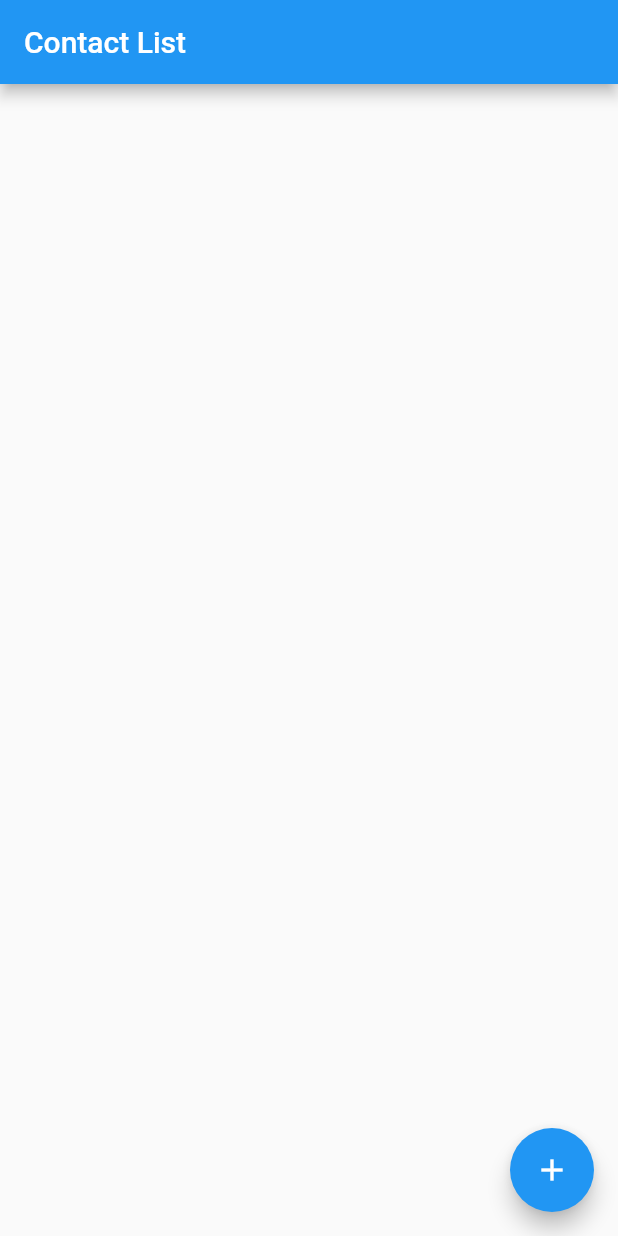
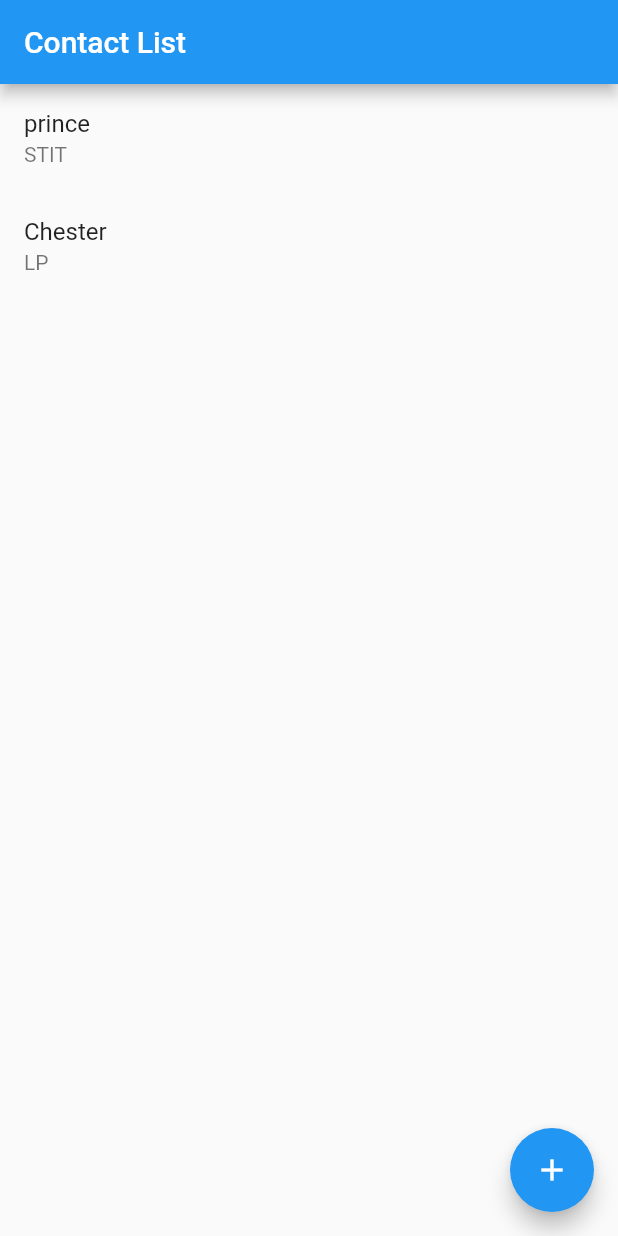
Before and after one commit to mprince2k18/flutter-ai-visiting-card, a Flutter app: the screen it shows after launch, on a phone screen of 412 x 824 dp. Run offline on Flutter 3.47's test engine with Material 2 defaults, Android fonts, the phone set to English and light mode, and no system bars.

```diff
--- /dev/null
+++ b/lib/db/dbSqlLiteHelper.dart
@@ -0,0 +1,27 @@
+import 'package:visiting_card/models/contact_model.dart';
+
+class dbSqlLiteHelper{
+  static void addContact(ContactModel contactModel){
+    // add to db
+ }
+
+ //get all data
+ static List<ContactModel> getAllContacts(){
+    return <ContactModel>[
+      ContactModel(contactName: "prince",
+                   companyName: "STIT",
+                   mobileNumber: "4455454",
+                   emailAddress: "prince@mail.com",
+                   webSite: "prince.com",
+                   streetAddress: "Dhaka, Bangladesh"),
+
+      ContactModel(contactName: "Chester",
+                   companyName: "LP",
+                   mobileNumber: "0455454",
+                   emailAddress: "chester@mail.com",
+                   webSite: "chester.com",
+                   streetAddress: "LA, USA"),
+    ];
+ }
+
+}
--- a/lib/pages/add_new_contact.dart
+++ b/lib/pages/add_new_contact.dart
@@ -2,6 +2,7 @@ import 'package:flutter/cupertino.dart';
 import 'package:flutter/material.dart';
 import 'package:visiting_card/helpers/validation_error_message.dart';
 import 'package:visiting_card/models/contact_model.dart';
+import 'package:visiting_card/providers/contact_provider.dart';
 
 class AddNewContact extends StatefulWidget {
   static final String routeName = '/add_new_contact';
@@ -163,6 +164,10 @@ class _AddNewContactState extends State<AddNewContact> {
           emailAddress: _contactEmailController.text,
           webSite: _contactWebsiteController.text,
           streetAddress: _contactAddressController.text);
+
+      final provider = contactProvider();
+      provider.addContact(contact);
+      Navigator.pop(context);
     }
   }
 }
--- a/lib/pages/contact_list.dart
+++ b/lib/pages/contact_list.dart
@@ -1,5 +1,6 @@
 import 'package:flutter/material.dart';
 import 'package:visiting_card/pages/add_new_contact.dart';
+import 'package:visiting_card/providers/contact_provider.dart';
 
 class ContactList extends StatefulWidget {
   static final String routeName = '/';
@@ -9,11 +10,24 @@ class ContactList extends StatefulWidget {
 }
 
 class _ContactListState extends State<ContactList> {
+
+  final provider = contactProvider();
   @override
   Widget build(BuildContext context) {
+    provider.getAllContacts();
     return Scaffold(
       appBar: AppBar(
         title: Text('Contact List')
+      ),
+      body: ListView.builder(
+          itemCount: provider.contacts.length,
+          itemBuilder: (context, index){
+            final contact = provider.contacts[index];
+            return ListTile(
+              title: Text(contact.contactName),
+              subtitle: Text(contact.companyName),
+            );
+          },
       ),
       floatingActionButton: FloatingActionButton(
         onPressed: () => Navigator.pushNamed(context, AddNewContact.routeName),
--- /dev/null
+++ b/lib/providers/contact_provider.dart
@@ -0,0 +1,21 @@
+import 'package:flutter/foundation.dart';
+import 'package:visiting_card/db/dbSqlLiteHelper.dart';
+import 'package:visiting_card/models/contact_model.dart';
+
+class contactProvider with ChangeNotifier{
+
+  List <ContactModel> _contactList = [];
+
+  List <ContactModel> get contacts => _contactList; // getter method
+
+  void addContact(ContactModel contactModel){
+    dbSqlLiteHelper.addContact(contactModel);
+  }
+
+  void getAllContacts(){
+    _contactList = dbSqlLiteHelper.getAllContacts();
+    notifyListeners();
+  }
+
+
+}
--- a/pubspec.yaml
+++ b/pubspec.yaml
@@ -28,6 +28,7 @@ dependencies:
   # The following adds the Cupertino Icons font to your application.
   # Use with the CupertinoIcons class for iOS style icons.
   cupertino_icons: ^1.0.2
+  provider: ^5.0.0
 
 dev_dependencies:
   flutter_test:
```
Also changed, not shown: pubspec.lock.
